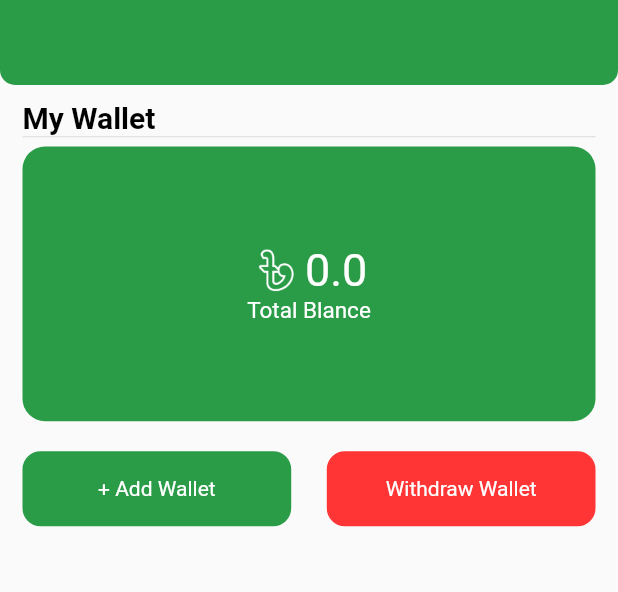
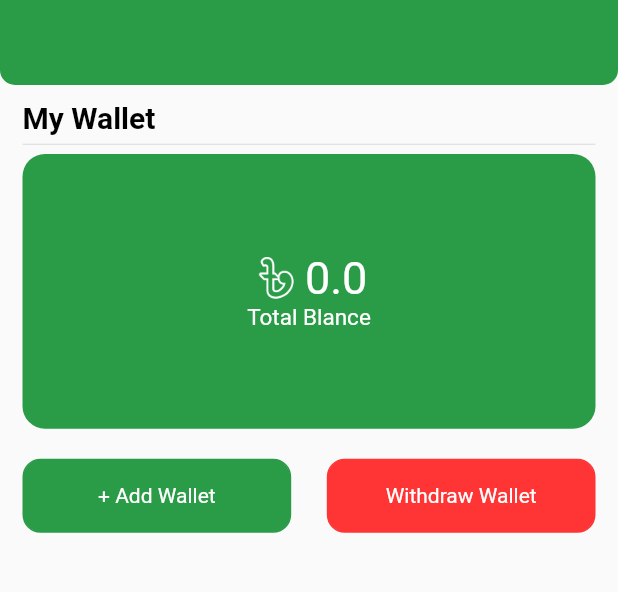
Before and after one commit to MD-JAHANGIR-ALAM/DS_Pharmace, a Flutter app: the MedicineSetup screen opened directly, after a tap on the "menu" icon, after a tap on "WALLET", on a phone screen of 412 x 824 dp, the part 74-666 px from its top. Run offline on Flutter 3.47's test engine with Material 2 defaults, Android fonts, the phone set to English and light mode, and no system bars; our stand-ins replace buttons_tabbar, carousel_slider, get; project files that could hold a hidden picture were left out.

```diff
--- a/lib/main.dart
+++ b/lib/main.dart
@@ -1,6 +1,6 @@
 import 'package:flutter/material.dart';
 import 'package:get/get.dart';
-import 'pages/homepage.dart';
+import 'pages/home_page/homepage.dart';
 
 void main() {
   runApp(MyAPP());
--- a/lib/pages/create_branch.dart
+++ b/lib/pages/create_branch/create_branch.dart
@@ -1,8 +1,8 @@
 import 'package:flutter/material.dart';
 import 'package:get/get.dart';
-import '../utils/colors_code.dart';
-import '../utils/styles.dart';
-import 'widgets/drop_down_button.dart';
+import '../../utils/colors_code.dart';
+import '../../utils/styles.dart';
+import '../widgets/drop_down_button.dart';
 
 class CreateBranch extends StatelessWidget {
   CreateBranch({super.key});
--- a/lib/pages/drawer_page/drawer_page.dart
+++ b/lib/pages/drawer_page/drawer_page.dart
@@ -7,11 +7,11 @@ import '../../transaction_page/transaction_page.dart';
 import '../../utils/colors_code.dart';
 import '../../utils/images.dart';
 import '../../utils/styles.dart';
-import '../create_branch.dart';
-import '../homepage.dart';
+import '../create_branch/create_branch.dart';
+import '../home_page/homepage.dart';
 import '../medicine_setup/medicine_setup.dart';
 import '../order_page/order_page.dart';
-import '../personal_information.dart';
+import '../personal_info/personal_information.dart';
 import '../staff_page/staff_list.dart';
 import '../staff_page/staff_page.dart';
 import '../wallet_page/wallet_page.dart';
--- a/lib/pages/medicine_setup/medicine_setup.dart
+++ b/lib/pages/medicine_setup/medicine_setup.dart
@@ -58,9 +58,6 @@ class MedicineSetup extends StatelessWidget {
         child: SingleChildScrollView(
           child: Column(
             children: [
-              Stack(
-                clipBehavior: Clip.none,
-                children: [
               Container(
                 height: Get.height * .05,
                 width: Get.width,
@@ -69,9 +66,7 @@ class MedicineSetup extends StatelessWidget {
                 ),
               ),
               Padding(
-                    padding: const EdgeInsets.only(top: 60, left: 15, right: 15),
-                    child: Positioned(
-                      top: 50,
+                padding: const EdgeInsets.only(top: 10, left: 15, right: 15),
                 child: SizedBox(
                   child: Column(
                     children: [
@@ -119,9 +114,6 @@ class MedicineSetup extends StatelessWidget {
                     ],
                   ),
                 ),
-                    ),
-                  )
-                ],
               )
             ],
           ),
--- a/lib/pages/order_page/by_seller.dart
+++ b/lib/pages/order_page/by_seller.dart
@@ -26,7 +26,7 @@ class SubPage201 extends StatelessWidget {
                         Navigator.push(context, MaterialPageRoute(builder: (context)=>OrderDetails()));
                       },
                       child: Container(
-                        height: Get.height * .80,
+                        height: Get.height * .04,
                         width: Get.width * .250,
                         color: ColorsCode.primary_color,
                         child: Center(child: Text("View Details", style: TextStyle(color: Colors.white),)),
--- a/lib/pages/order_page/order_page.dart
+++ b/lib/pages/order_page/order_page.dart
@@ -79,7 +79,7 @@ class _OrderPageState extends State<OrderPage> {
                 ),
               ),
               Padding(
-                padding: const EdgeInsets.only(left: 15),
+                padding: const EdgeInsets.only(left: 15, top: 10),
                 child: Text("Order", style: Style.dashboardBlackText700,),
               ),
               Style.distan_size5,
--- a/lib/pages/wallet_page/wallet_page.dart
+++ b/lib/pages/wallet_page/wallet_page.dart
@@ -1,4 +1,5 @@
 import 'package:flutter/material.dart';
+import 'package:get/get.dart';
 import '../../utils/colors_code.dart';
 import '../../utils/images.dart';
 import '../../utils/styles.dart';
@@ -56,9 +57,6 @@ class WalletPage extends StatelessWidget {
         child: SingleChildScrollView(
           child: Column(
             children: [
-              Stack(
-                clipBehavior: Clip.none,
-                children: [
               Container(
                 height: 50,
                 width: double.infinity,
@@ -67,14 +65,14 @@ class WalletPage extends StatelessWidget {
                 ),
               ),
               Padding(
-                    padding: const EdgeInsets.only(left: 15, right: 15, top: 60),
-                    child: Positioned(
+                padding: const EdgeInsets.only(left: 15, right: 15, top: 10),
                 child: Column(
                   crossAxisAlignment: CrossAxisAlignment.start,
                   children: [
                     Text("My Wallet", style: Style.dashboardBlackText700,),
+                    Style.distan_size5,
                     Divider(height: 3,),
-                            SizedBox(height: 5,),
+                    Style.distan_size5,
                     Container(
                       height: MediaQuery.of(context).size.height / 4.5,
                       width: double.infinity,
@@ -96,15 +94,15 @@ class WalletPage extends StatelessWidget {
                         ],
                       ),
                     ),
-                            SizedBox(height: 20,),
+                    Style.distan_size20,
                     Row(
                       mainAxisAlignment: MainAxisAlignment.spaceBetween,
                       children: [
                         GestureDetector(
                           onTap: (){},
                           child: Container(
-                                    height: 50,
-                                    width: MediaQuery.of(context).size.width / 2.3,
+                            height: Get.height * .06,
+                            width: Get.width / 2.3,
                             decoration: BoxDecoration(color: ColorsCode.primary_color, border: Border.all(color: ColorsCode.primary_color),
                                 borderRadius: BorderRadius.all(Radius.circular(12))),
                             child: Center(
@@ -115,8 +113,8 @@ class WalletPage extends StatelessWidget {
                         GestureDetector(
                           onTap: (){},
                           child: Container(
-                                    height: 50,
-                                    width: MediaQuery.of(context).size.width / 2.3,
+                            height: Get.height * .06,
+                            width: Get.width / 2.3,
                             decoration: BoxDecoration(color: ColorsCode.snackbar_error_color, border: Border.all(color: ColorsCode.snackbar_error_color),
                                 borderRadius: BorderRadius.all(Radius.circular(12))),
                             child: Center(
@@ -127,10 +125,7 @@ class WalletPage extends StatelessWidget {
                       ],
                     )
                   ],
-                        )
                 ),
-                  )
-                ],
               )
             ],
           ),
```
Also changed, not shown: lib/pages/home_page/homepage.dart (renamed from lib/pages/homepage.dart, +7 -7 lines), lib/pages/personal_info/personal_information.dart (renamed from lib/pages/personal_information.dart, +4 -4 lines), lib/pages/staff_page/staff_page.dart (+2 -8 lines). Lines whose indentation alone changed are shown as unchanged.
